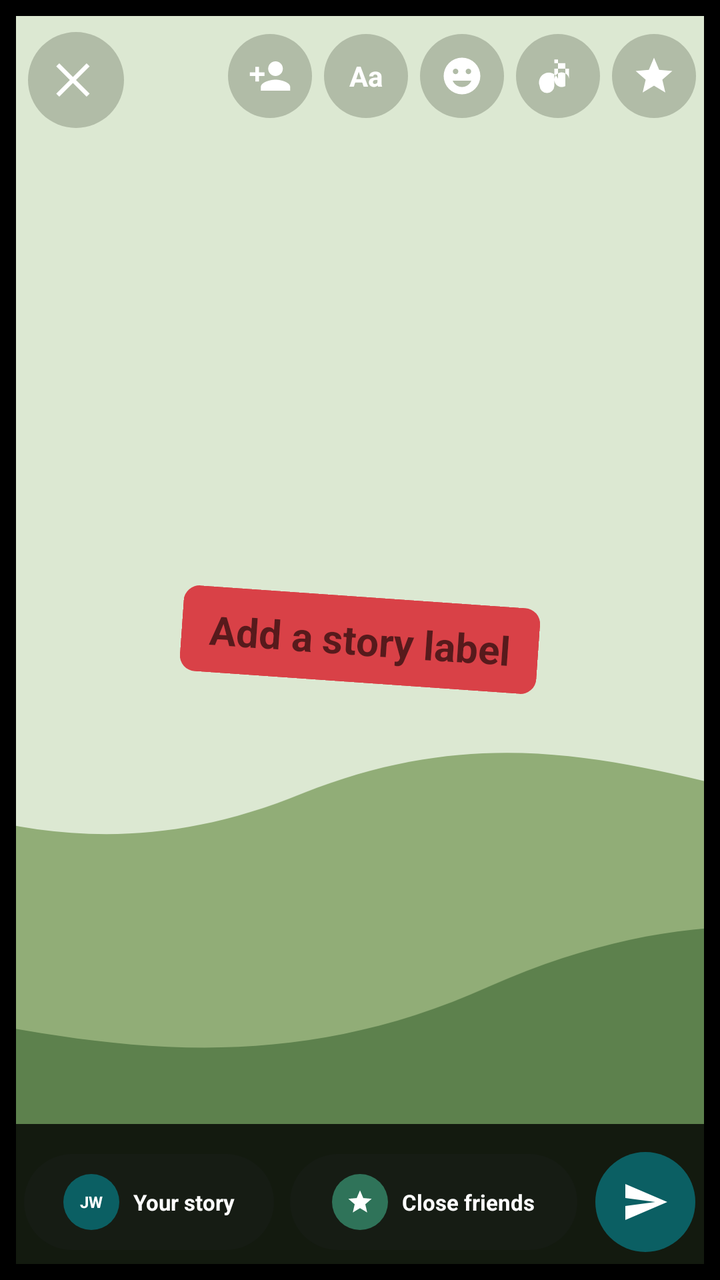
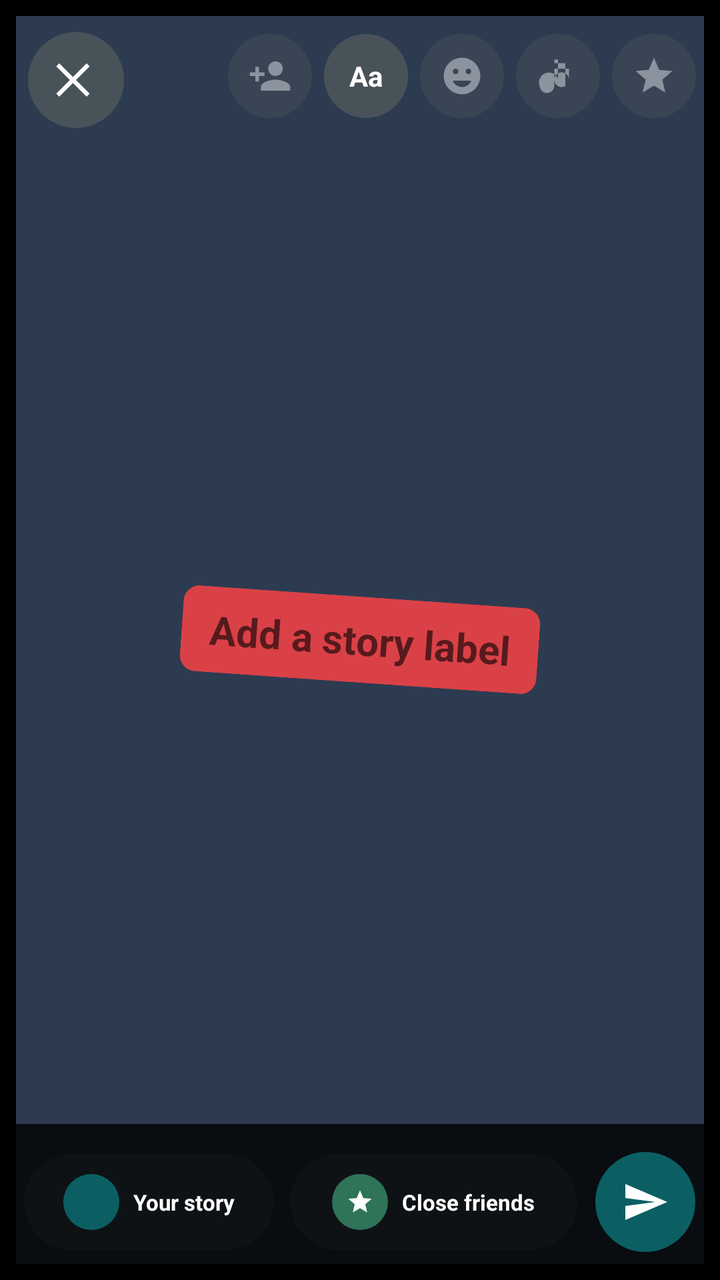

An Android layout rendered at two revisions. The XML below is the earlier revision; the diff shows what the commit changed to produce the second picture.
<!-- AndroidManifest.xml: application theme Theme.Kinnect -->
<!-- res/layout/activity_story_editor.xml -->
<?xml version="1.0" encoding="utf-8"?>
<RelativeLayout
    xmlns:android="http://schemas.android.com/apk/res/android"
    android:layout_width="match_parent"
    android:layout_height="match_parent"
    android:background="@color/black">

    <ImageView
        android:id="@+id/storyPreview"
        android:layout_width="match_parent"
        android:layout_height="match_parent"
        android:layout_margin="8dp"
        android:scaleType="centerCrop"
        android:src="@drawable/landscape" />

    <ImageView
        android:id="@+id/backButton"
        android:layout_width="48dp"
        android:layout_height="48dp"
        android:layout_marginStart="14dp"
        android:layout_marginTop="16dp"
        android:background="@drawable/circle_dark"
        android:contentDescription="Close"
        android:padding="11dp"
        android:src="@drawable/ic_close"
        android:tint="@color/white" />

    <LinearLayout
        android:layout_width="wrap_content"
        android:layout_height="52dp"
        android:layout_alignParentEnd="true"
        android:layout_marginTop="12dp"
        android:layout_marginEnd="12dp"
        android:gravity="center_vertical">

        <ImageView
            android:layout_width="42dp"
            android:layout_height="42dp"
            android:background="@drawable/circle_dark"
            android:contentDescription="Tag people"
            android:padding="10dp"
            android:src="@drawable/ic_person_add"
            android:tint="@color/white" />

        <TextView
            android:layout_width="42dp"
            android:layout_height="42dp"
            android:layout_marginStart="6dp"
            android:background="@drawable/circle_dark"
            android:gravity="center"
            android:text="Aa"
            android:textColor="@color/white"
            android:textStyle="bold" />

        <ImageView
            android:layout_width="42dp"
            android:layout_height="42dp"
            android:layout_marginStart="6dp"
            android:background="@drawable/circle_dark"
            android:contentDescription="Sticker"
            android:padding="10dp"
            android:src="@drawable/ic_smile"
            android:tint="@color/white" />

        <ImageView
            android:layout_width="42dp"
            android:layout_height="42dp"
            android:layout_marginStart="6dp"
            android:background="@drawable/circle_dark"
            android:contentDescription="Music"
            android:padding="10dp"
            android:src="@drawable/ic_music"
            android:tint="@color/white" />

        <ImageView
            android:layout_width="42dp"
            android:layout_height="42dp"
            android:layout_marginStart="6dp"
            android:background="@drawable/circle_dark"
            android:contentDescription="Effects"
            android:padding="10dp"
            android:src="@drawable/ic_star"
            android:tint="@color/white" />

    </LinearLayout>

    <EditText
        android:id="@+id/storyLabelInput"
        android:layout_width="wrap_content"
        android:layout_height="wrap_content"
        android:layout_centerInParent="true"
        android:background="@drawable/rounded_red"
        android:paddingHorizontal="14dp"
        android:paddingVertical="8dp"
        android:rotation="4"
        android:hint="Add a story label"
        android:inputType="textCapSentences"
        android:text=""
        android:textColor="@color/white"
        android:textSize="20sp"
        android:textStyle="bold" />

    <LinearLayout
        android:layout_width="match_parent"
        android:layout_height="78dp"
        android:layout_alignParentBottom="true"
        android:background="#CC000000"
        android:gravity="center_vertical"
        android:paddingHorizontal="12dp">

        <LinearLayout
            android:id="@+id/shareStoryButton"
            android:layout_width="0dp"
            android:layout_height="48dp"
            android:layout_weight="1"
            android:background="@drawable/rounded_dark"
            android:gravity="center"
            android:paddingHorizontal="8dp">

            <TextView
                style="@style/Avatar"
                android:layout_width="28dp"
                android:layout_height="28dp"
                android:text="JW"
                android:textSize="8sp" />

            <TextView
                style="@style/Heading"
                android:layout_width="wrap_content"
                android:layout_height="wrap_content"
                android:layout_marginStart="7dp"
                android:text="Your story"
                android:textColor="@color/white"
                android:textSize="11sp" />

        </LinearLayout>

        <LinearLayout
            android:id="@+id/shareCloseFriendsButton"
            android:layout_width="0dp"
            android:layout_height="48dp"
            android:layout_marginStart="8dp"
            android:layout_weight="1.15"
            android:background="@drawable/rounded_dark"
            android:gravity="center"
            android:paddingHorizontal="8dp">

            <ImageView
                android:layout_width="28dp"
                android:layout_height="28dp"
                android:background="@drawable/circle_green"
                android:padding="7dp"
                android:src="@drawable/ic_star"
                android:tint="@color/white" />

            <TextView
                style="@style/Heading"
                android:layout_width="wrap_content"
                android:layout_height="wrap_content"
                android:layout_marginStart="7dp"
                android:text="Close friends"
                android:textColor="@color/white"
                android:textSize="11sp" />

        </LinearLayout>

        <ImageView
            android:id="@+id/storyContinueButton"
            android:layout_width="50dp"
            android:layout_height="50dp"
            android:layout_marginStart="9dp"
            android:background="@drawable/circle_teal"
            android:contentDescription="Continue"
            android:padding="13dp"
            android:src="@drawable/ic_send"
            android:tint="@color/white" />

    </LinearLayout>

</RelativeLayout>
<!-- resources referenced by this layout -->
<resources>
  <color name="black">#FF000000</color>
  <color name="white">#FFFFFFFF</color>
  <!-- drawable circle_dark (drawable) -->
  <shape xmlns:android="http://schemas.android.com/apk/res/android" android:shape="oval">
      <solid android:color="#66707968" />
  </shape>
  <!-- drawable circle_green (drawable) -->
  <shape xmlns:android="http://schemas.android.com/apk/res/android" android:shape="oval"><solid android:color="@color/green"/></shape>
  <!-- drawable circle_teal (drawable) -->
  <shape xmlns:android="http://schemas.android.com/apk/res/android" android:shape="oval"><solid android:color="@color/primary"/></shape>
  <!-- drawable ic_close (drawable) -->
  <vector xmlns:android="http://schemas.android.com/apk/res/android" android:width="24dp" android:height="24dp" android:viewportWidth="24" android:viewportHeight="24"><path android:fillColor="@color/text_primary" android:pathData="M18.3,5.71L12,12l6.3,6.29 -1.41,1.42L10.59,13.41 4.29,19.71 2.88,18.29 9.17,12 2.88,5.71 4.29,4.29 10.59,10.59 16.89,4.29z"/></vector>
  <!-- drawable ic_music (drawable) -->
  <vector xmlns:android="http://schemas.android.com/apk/res/android" android:width="24dp" android:height="24dp" android:viewportWidth="24" android:viewportHeight="24">
      <path android:fillColor="@color/text_primary" android:pathData="M12,3v10.55A4,4 0,1 0,2 17.5a4,4 0,0 0,7.99 0V8h8V13.55A4,4 0,1 0,16 17.5V5h-6V3z" />
  </vector>
  <!-- drawable ic_send (drawable) -->
  <vector xmlns:android="http://schemas.android.com/apk/res/android" android:width="24dp" android:height="24dp" android:viewportWidth="24" android:viewportHeight="24"><path android:fillColor="@color/text_primary" android:pathData="M2.01,21L23,12 2.01,3 2,10l15,2 -15,2z"/></vector>
  <!-- drawable ic_star (drawable) -->
  <vector xmlns:android="http://schemas.android.com/apk/res/android" android:width="24dp" android:height="24dp" android:viewportWidth="24" android:viewportHeight="24"><path android:fillColor="@color/text_primary" android:pathData="M12,17.27L18.18,21l-1.64,-7.03L22,9.24l-7.19,-0.61L12,2 9.19,8.63 2,9.24l5.46,4.73L5.82,21z"/></vector>
  <!-- drawable landscape (drawable) -->
  <vector xmlns:android="http://schemas.android.com/apk/res/android" android:width="360dp" android:height="220dp" android:viewportWidth="360" android:viewportHeight="220"><path android:fillColor="#DCE8D2" android:pathData="M0,0h360v220h-360z"/><path android:fillColor="#F8E9B6" android:pathData="M278,20a40,40 0,1 0,80 0a40,40 0,1 0,-80 0"/><path android:fillColor="#91AD77" android:pathData="M0,135 C72,100 102,165 170,137 C238,110 269,172 360,126 L360,220 L0,220z"/><path android:fillColor="#5D814D" android:pathData="M0,180 C75,145 128,205 203,171 C276,139 306,192 360,176 L360,220 L0,220z"/></vector>
  <!-- drawable rounded_dark (drawable) -->
  <shape xmlns:android="http://schemas.android.com/apk/res/android">
      <solid android:color="#4D202124" />
      <corners android:radius="24dp" />
  </shape>
  <!-- drawable rounded_red (drawable) -->
  <shape xmlns:android="http://schemas.android.com/apk/res/android">
      <solid android:color="@color/red" />
      <corners android:radius="8dp" />
      <padding android:left="10dp" android:top="6dp" android:right="10dp" android:bottom="6dp" />
  </shape>
  <style name="Avatar"><item name="android:layout_width">50dp</item><item name="android:layout_height">50dp</item><item name="android:background">@drawable/circle_teal</item><item name="android:gravity">center</item><item name="android:textColor">@color/white</item><item name="android:textStyle">bold</item><item name="android:textSize">17sp</item></style>
  <style name="Heading"><item name="android:fontFamily">sans</item><item name="android:textColor">@color/text_primary</item><item name="android:textSize">16sp</item><item name="android:textStyle">bold</item></style>
  <color name="green">#2F7359</color>
  <color name="primary">#0B5F63</color>
  <color name="text_primary">#202124</color>
  <color name="red">#D94147</color>
  <!-- unchanged entries left out for length: 3 -->
</resources>

<!-- the commit's change to res/layout/activity_story_editor.xml (unified diff, before → after) -->
@@ -10,8 +10,17 @@
         android:layout_width="match_parent"
         android:layout_height="match_parent"
         android:layout_margin="8dp"
-        android:scaleType="centerCrop"
-        android:src="@drawable/landscape" />
+        android:background="@color/story_navy"
+        android:contentDescription="Story preview"
+        android:scaleType="centerCrop" />
+
+    <VideoView
+        android:id="@+id/storyVideoPreview"
+        android:layout_width="match_parent"
+        android:layout_height="match_parent"
+        android:layout_centerInParent="true"
+        android:layout_margin="8dp"
+        android:visibility="gone" />
 
     <ImageView
         android:id="@+id/backButton"
@@ -34,6 +43,8 @@
         android:gravity="center_vertical">
 
         <ImageView
+            android:id="@+id/storyToolTag"
+            android:alpha="0.45"
             android:layout_width="42dp"
             android:layout_height="42dp"
             android:background="@drawable/circle_dark"
@@ -48,11 +59,14 @@
             android:layout_marginStart="6dp"
             android:background="@drawable/circle_dark"
             android:gravity="center"
+            android:id="@+id/storyTextButton"
             android:text="Aa"
             android:textColor="@color/white"
             android:textStyle="bold" />
 
         <ImageView
+            android:id="@+id/storyToolSticker"
+            android:alpha="0.45"
             android:layout_width="42dp"
             android:layout_height="42dp"
             android:layout_marginStart="6dp"
@@ -63,6 +77,8 @@
             android:tint="@color/white" />
 
         <ImageView
+            android:id="@+id/storyToolMusic"
+            android:alpha="0.45"
             android:layout_width="42dp"
             android:layout_height="42dp"
             android:layout_marginStart="6dp"
@@ -73,6 +89,8 @@
             android:tint="@color/white" />
 
         <ImageView
+            android:id="@+id/storyToolEffects"
+            android:alpha="0.45"
             android:layout_width="42dp"
             android:layout_height="42dp"
             android:layout_marginStart="6dp"
@@ -100,7 +118,22 @@
         android:textSize="20sp"
         android:textStyle="bold" />
 
+    <TextView
+        android:id="@+id/storyUploadStatus"
+        android:layout_width="wrap_content"
+        android:layout_height="40dp"
+        android:layout_above="@id/storyShareBar"
+        android:layout_centerHorizontal="true"
+        android:layout_marginBottom="12dp"
+        android:background="@drawable/rounded_dark"
+        android:gravity="center"
+        android:paddingHorizontal="16dp"
+        android:textColor="@color/white"
+        android:textStyle="bold"
+        android:visibility="gone" />
+
     <LinearLayout
+        android:id="@+id/storyShareBar"
         android:layout_width="match_parent"
         android:layout_height="78dp"
         android:layout_alignParentBottom="true"
@@ -118,10 +151,11 @@
             android:paddingHorizontal="8dp">
 
             <TextView
+                android:id="@+id/storyEditorAvatar"
                 style="@style/Avatar"
                 android:layout_width="28dp"
                 android:layout_height="28dp"
-                android:text="JW"
+                android:text=""
                 android:textSize="8sp" />
 
             <TextView
<!-- resource entries referenced after the edit -->
@@ -1,6 +1,7 @@
 <!-- resources referenced by this layout -->
 <resources>
   <color name="black">#FF000000</color>
+  <color name="story_navy">#2D3B50</color>
   <color name="white">#FFFFFFFF</color>
   <!-- drawable circle_dark (drawable) -->
   <shape xmlns:android="http://schemas.android.com/apk/res/android" android:shape="oval">
@@ -20,8 +21,6 @@
   <vector xmlns:android="http://schemas.android.com/apk/res/android" android:width="24dp" android:height="24dp" android:viewportWidth="24" android:viewportHeight="24"><path android:fillColor="@color/text_primary" android:pathData="M2.01,21L23,12 2.01,3 2,10l15,2 -15,2z"/></vector>
   <!-- drawable ic_star (drawable) -->
   <vector xmlns:android="http://schemas.android.com/apk/res/android" android:width="24dp" android:height="24dp" android:viewportWidth="24" android:viewportHeight="24"><path android:fillColor="@color/text_primary" android:pathData="M12,17.27L18.18,21l-1.64,-7.03L22,9.24l-7.19,-0.61L12,2 9.19,8.63 2,9.24l5.46,4.73L5.82,21z"/></vector>
-  <!-- drawable landscape (drawable) -->
-  <vector xmlns:android="http://schemas.android.com/apk/res/android" android:width="360dp" android:height="220dp" android:viewportWidth="360" android:viewportHeight="220"><path android:fillColor="#DCE8D2" android:pathData="M0,0h360v220h-360z"/><path android:fillColor="#F8E9B6" android:pathData="M278,20a40,40 0,1 0,80 0a40,40 0,1 0,-80 0"/><path android:fillColor="#91AD77" android:pathData="M0,135 C72,100 102,165 170,137 C238,110 269,172 360,126 L360,220 L0,220z"/><path android:fillColor="#5D814D" android:pathData="M0,180 C75,145 128,205 203,171 C276,139 306,192 360,176 L360,220 L0,220z"/></vector>
   <!-- drawable rounded_dark (drawable) -->
   <shape xmlns:android="http://schemas.android.com/apk/res/android">
       <solid android:color="#4D202124" />
